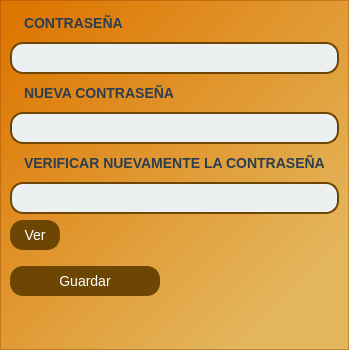
First picture: the form in ui_files/nuevaContraseña.ui, repository Hrndz16/Simes, before the edit.
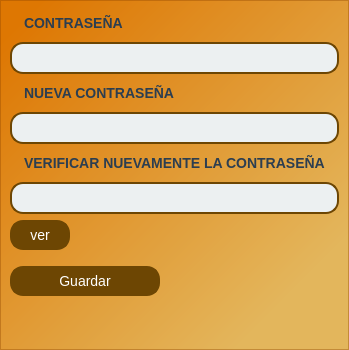
Second picture: the form after the edit.

```diff
--- a/ui_files/nuevaContraseña.ui
+++ b/ui_files/nuevaContraseña.ui
@@ -157,14 +157,23 @@
       </item>
       <item>
        <widget class="QPushButton" name="pushButton_2">
-        <property name="maximumSize">
+        <property name="minimumSize">
          <size>
           <width>50</width>
+          <height>0</height>
+         </size>
+        </property>
+        <property name="maximumSize">
+         <size>
+          <width>60</width>
           <height>16777215</height>
          </size>
         </property>
+        <property name="styleSheet">
+         <string notr="true"/>
+        </property>
         <property name="text">
-         <string>Ver</string>
+         <string>ver</string>
         </property>
        </widget>
       </item>
```
